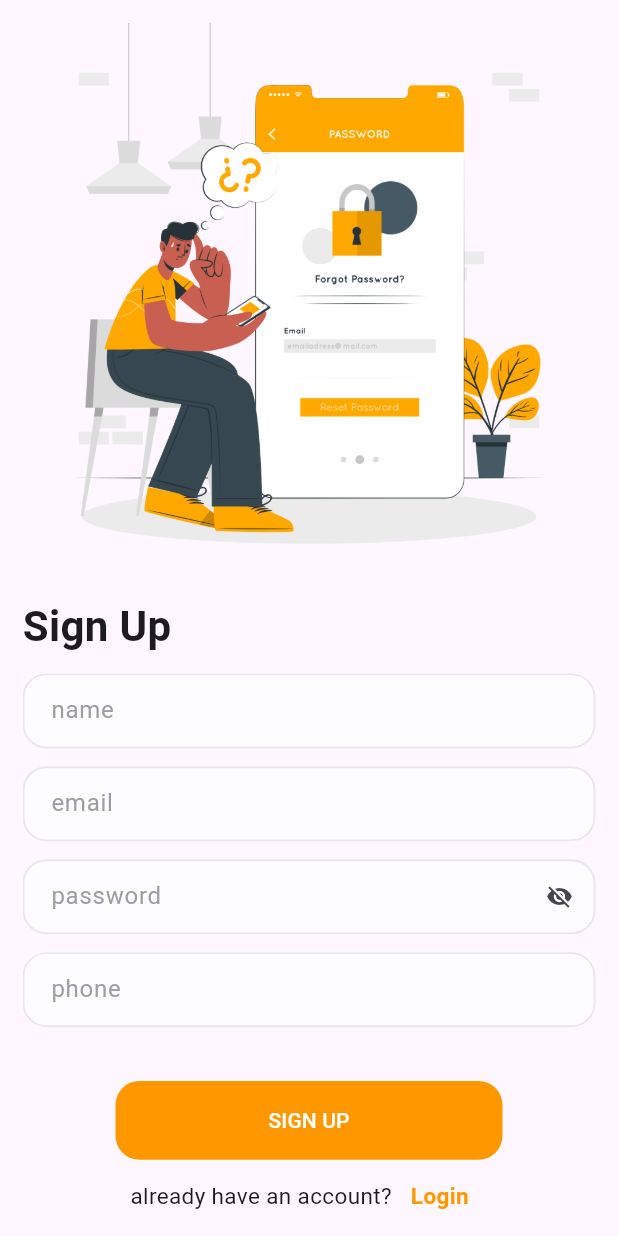
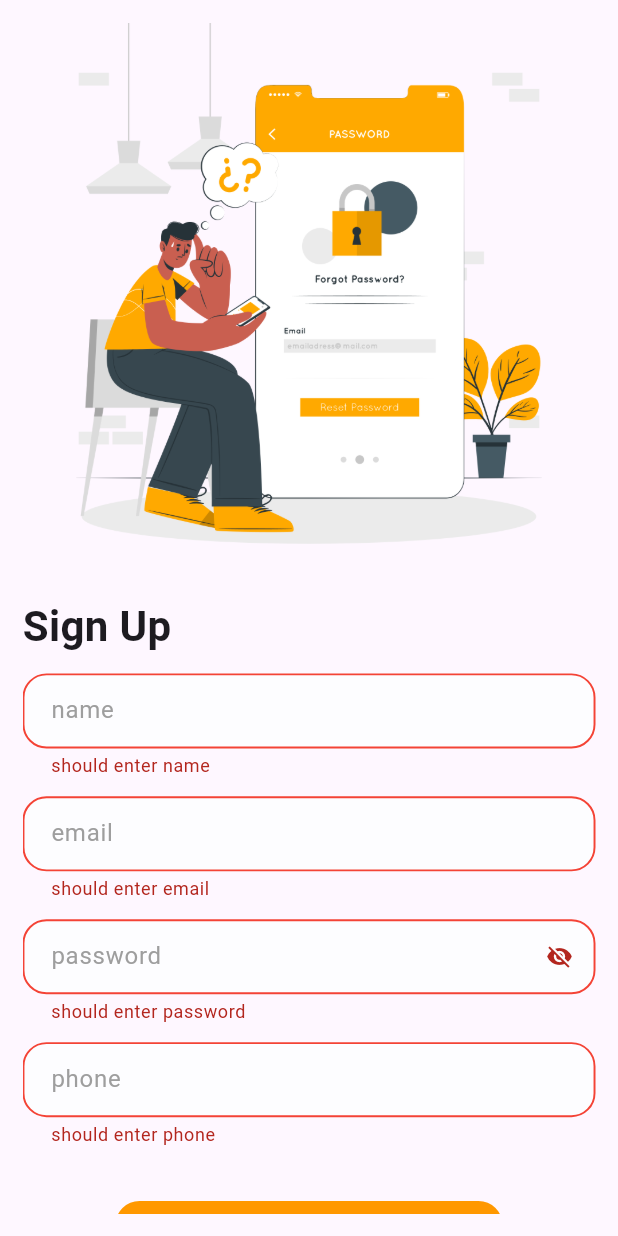
Before and after one commit to Mohammedzxz712/shaker, a Flutter app: the SignUpScreen screen opened by its route, after a tap on "SIGN UP", on a phone screen of 412 x 824 dp. Run offline on Flutter 3.47's test engine with Material 3 defaults, Android fonts, the light colour scheme and no system bars; our stand-ins replace bloc, cloud_firestore, firebase_auth, firebase_core, flutter_bloc, flutter_screenutil and 1 more; accounts and stored records are empty.

Commit message:
sign up done

```diff
--- /dev/null
+++ b/lib/config/app_router.dart
@@ -0,0 +1,43 @@
+import 'package:flutter/material.dart';
+import 'package:heart_doctor/modules/login/login_screen.dart';
+import 'package:heart_doctor/layout/layout_screen.dart';
+import 'package:heart_doctor/modules/check/check_screen.dart';
+import 'package:heart_doctor/modules/home/home_screen.dart';
+import 'package:heart_doctor/modules/on_boarding/on_boarding_screen.dart';
+import 'package:heart_doctor/modules/profile/profile_screen.dart';
+import 'package:heart_doctor/modules/sign_up/sign_up_screen.dart';
+import 'package:heart_doctor/modules/tips/tips_details.dart';
+import 'package:heart_doctor/modules/tips/tips_screen.dart';
+import 'router_path.dart';
+
+class AppRouter {
+  static Route<dynamic> generateRoute(RouteSettings settings) {
+    switch (settings.name) {
+      case RouterPath.login:
+        return MaterialPageRoute(builder: (_) => LoginScreen());
+      case RouterPath.check:
+        return MaterialPageRoute(builder: (_) => const CheckScreen());
+      case RouterPath.tipsDetails:
+        return MaterialPageRoute(builder: (_) => const TipsDetails());
+      case RouterPath.tips:
+        return MaterialPageRoute(builder: (_) => const TipsScreen());
+      case RouterPath.home:
+        return MaterialPageRoute(builder: (_) => const HomeScreen());
+      case RouterPath.profile:
+        return MaterialPageRoute(builder: (_) => const ProfileScreen());
+      case RouterPath.signUp:
+        return MaterialPageRoute(builder: (_) => SignUpScreen());
+      case RouterPath.onboarding:
+        return MaterialPageRoute(builder: (_) => OnBoardingScreen());
+      case RouterPath.layout:
+        return MaterialPageRoute(builder: (_) => const LayoutScreen());
+      default:
+        return MaterialPageRoute(
+            builder: (_) => Scaffold(
+                  body: Center(
+                    child: Text('No route defined for ${settings.name}'),
+                  ),
+                ));
+    }
+  }
+}
--- /dev/null
+++ b/lib/config/router_path.dart
@@ -0,0 +1,11 @@
+class RouterPath {
+  static const String login = '/login_screen';
+  static const String check = '/check_screen';
+  static const String tipsDetails = '/tips_details';
+  static const String tips = '/tips_screen';
+  static const String home = '/home_screen';
+  static const String profile = '/profile_screen';
+  static const String signUp = '/sign_up_screen';
+  static const String onboarding = '/onboarding_screen';
+  static const String layout = '/layout_screen';
+}
--- a/lib/layout/layout_screen.dart
+++ b/lib/layout/layout_screen.dart
@@ -1,7 +1,6 @@
 import 'package:flutter/material.dart';
 import 'package:flutter_bloc/flutter_bloc.dart';
 import 'package:heart_doctor/generated/assets.dart';
-
 import '../shared/style/colors/app_colors.dart';
 import 'cubit/cubit.dart';
 import 'cubit/states.dart';
--- /dev/null
+++ b/lib/models/user_model.dart
@@ -0,0 +1,30 @@
+class UserModel {
+  String? name;
+  String? email;
+  String? uId;
+  String? phone;
+
+  UserModel({
+    this.name,
+    this.email,
+    this.uId,
+    this.phone,
+  });
+
+  UserModel.fromJson(Map<String, dynamic> json) {
+    name = json['name'];
+    email = json['email'];
+    phone = json['phone'];
+
+    uId = json['uId'];
+  }
+
+  Map<String, dynamic> toMap() {
+    return {
+      'name': name,
+      'email': email,
+      'phone': phone,
+      'uId': uId,
+    };
+  }
+}
--- /dev/null
+++ b/lib/modules/login/cubit/cubit.dart
@@ -0,0 +1,40 @@
+import 'package:firebase_auth/firebase_auth.dart';
+import 'package:flutter/material.dart';
+import 'package:flutter_bloc/flutter_bloc.dart';
+import 'package:heart_doctor/modules/login/cubit/states.dart';
+
+class SocialLoginCubit extends Cubit<SocialLoginStates> {
+  SocialLoginCubit() : super(SocialLoginInitialState());
+
+  static SocialLoginCubit get(context) => BlocProvider.of(context);
+
+  void userLogin({
+    required String email,
+    required String password,
+  }) {
+    emit(SocialLoginLoadingState());
+    FirebaseAuth.instance
+        .signInWithEmailAndPassword(email: email, password: password)
+        .then((value) {
+      print(value.user?.email);
+      print(value.user?.uid);
+      emit(SocialLoginSuccessState(value.user!.uid));
+    }).catchError((error) {
+      print(error.toString());
+      emit(
+        SocialLoginErrorState(error.toString()),
+      );
+    });
+  }
+
+  IconData visible = Icons.visibility_outlined;
+  bool obscureText = true;
+
+  void changeVisiblePassword() {
+    obscureText = !obscureText;
+    obscureText
+        ? visible = Icons.visibility_outlined
+        : visible = Icons.visibility_off_outlined;
+    emit(SocialLoginChangeVisibilityPasswordState());
+  }
+}
--- /dev/null
+++ b/lib/modules/login/cubit/states.dart
@@ -0,0 +1,18 @@
+abstract class SocialLoginStates {}
+
+class SocialLoginInitialState extends SocialLoginStates {}
+
+class SocialLoginSuccessState extends SocialLoginStates {
+  final String uId;
+  SocialLoginSuccessState(this.uId);
+}
+
+class SocialLoginLoadingState extends SocialLoginStates {}
+
+class SocialLoginErrorState extends SocialLoginStates {
+  final String error;
+
+  SocialLoginErrorState(this.error);
+}
+
+class SocialLoginChangeVisibilityPasswordState extends SocialLoginStates {}
--- /dev/null
+++ b/lib/modules/sign_up/cubit/cubit.dart
@@ -0,0 +1,80 @@
+import 'package:cloud_firestore/cloud_firestore.dart';
+import 'package:firebase_auth/firebase_auth.dart';
+import 'package:flutter/material.dart';
+import 'package:flutter_bloc/flutter_bloc.dart';
+import 'package:heart_doctor/modules/sign_up/cubit/states.dart';
+
+import '../../../models/user_model.dart';
+
+class SocialRegisterCubit extends Cubit<SocialRegisterStates> {
+  SocialRegisterCubit() : super(SocialRegisterInitialState());
+
+  static SocialRegisterCubit ge(context) => BlocProvider.of(context);
+
+  void userRegister({
+    required String email,
+    required String password,
+    required String name,
+    required String phone,
+  }) {
+    emit(SocialRegisterLoadingState());
+    FirebaseAuth.instance
+        .createUserWithEmailAndPassword(
+      email: email,
+      password: password,
+    )
+        .then((value) {
+      userCreate(
+          email: email,
+          uId: value.user!.uid,
+          name: name,
+          phone: phone,
+          isEmailVerified: false);
+    }).catchError((error) {
+      print(error.toString());
+      emit(
+        SocialRegisterErrorState(
+          error.toString(),
+        ),
+      );
+    });
+  }
+
+  void userCreate({
+    required String email,
+    required String uId,
+    required String name,
+    required String phone,
+    required bool isEmailVerified,
+  }) {
+    UserModel model = UserModel(
+      name: name,
+      email: email,
+      uId: uId,
+      phone: phone,
+    );
+    FirebaseFirestore.instance
+        .collection('users')
+        .doc(uId)
+        .set(
+          model.toMap(),
+        )
+        .then((value) {
+      emit(SocialCreateUserSuccessState());
+    }).catchError((error) {
+      print(error.toString());
+      emit(SocialCreateUserErrorState(error));
+    });
+  }
+
+  IconData visible = Icons.visibility_outlined;
+  bool obscureText = true;
+
+  void changeVisiblePassword() {
+    obscureText = !obscureText;
+    obscureText
+        ? visible = Icons.visibility_outlined
+        : visible = Icons.visibility_off_outlined;
+    emit(SocialRegisterChangeVisibilityPasswordState());
+  }
+}
--- /dev/null
+++ b/lib/modules/sign_up/cubit/states.dart
@@ -0,0 +1,24 @@
+abstract class SocialRegisterStates {}
+
+class SocialRegisterInitialState extends SocialRegisterStates {}
+
+class SocialRegisterSuccessState extends SocialRegisterStates {}
+
+class SocialRegisterLoadingState extends SocialRegisterStates {}
+
+class SocialRegisterErrorState extends SocialRegisterStates {
+  final String error;
+
+  SocialRegisterErrorState(this.error);
+}
+
+class SocialCreateUserSuccessState extends SocialRegisterStates {}
+
+class SocialCreateUserErrorState extends SocialRegisterStates {
+  final String error;
+
+  SocialCreateUserErrorState(this.error);
+}
+
+class SocialRegisterChangeVisibilityPasswordState
+    extends SocialRegisterStates {}
--- a/lib/modules/sign_up/sign_up_screen.dart
+++ b/lib/modules/sign_up/sign_up_screen.dart
@@ -1,4 +1,5 @@
 import 'package:flutter/material.dart';
+import 'package:flutter_bloc/flutter_bloc.dart';
 import 'package:flutter_screenutil/flutter_screenutil.dart';
 
 import '../../shared/component/constant.dart';
@@ -8,6 +9,8 @@ import '../../shared/style/colors/app_colors.dart';
 import '../../widgets/app_text_bottom.dart';
 import '../../widgets/app_text_form_field.dart';
 import '../../widgets/build_text_next_to_text_button.dart';
+import 'cubit/cubit.dart';
+import 'cubit/states.dart';
 
 class SignUpScreen extends StatefulWidget {
   static const routeName = '/sign_up_screen';
@@ -29,6 +32,9 @@ class _SignUpScreenState extends State<SignUpScreen> {
 
   @override
   Widget build(BuildContext context) {
+    return BlocConsumer<SocialRegisterCubit, SocialRegisterStates>(
+      listener: (context, state) {},
+      builder: (context, state) {
         return Scaffold(
           body: Form(
             key: formKey,
@@ -62,9 +68,7 @@ class _SignUpScreenState extends State<SignUpScreen> {
                               vertical: 13, horizontal: 15),
                           validator: (value) {
                             if (value!.isEmpty) {
-                          return "should enter email";
-                        } else if (!isEmailValid(value)) {
-                          return 'email must contain @ & .com';
+                              return "should enter name";
                             } else {
                               return null;
                             }
@@ -126,9 +130,7 @@ class _SignUpScreenState extends State<SignUpScreen> {
                               vertical: 13, horizontal: 15),
                           validator: (value) {
                             if (value!.isEmpty) {
-                          return "should enter email";
-                        } else if (!isEmailValid(value)) {
-                          return 'email must contain @ & .com';
+                              return "should enter phone";
                             } else {
                               return null;
                             }
@@ -144,9 +146,14 @@ class _SignUpScreenState extends State<SignUpScreen> {
                             color: ColorsManager.white,
                           ),
                           onPressed: () {
-                        // AuthCubit.get(context).userLogin(
-                        //     email: emailController.text,
-                        //     password: passController.text);
+                            if (formKey.currentState!.validate()) {
+                              SocialRegisterCubit.ge(context).userRegister(
+                                email: emailController.text,
+                                password: passController.text,
+                                phone: phoneController.text,
+                                name: nameController.text,
+                              );
+                            }
                           },
                         ),
                         customTextNextToTextButton(
@@ -165,5 +172,7 @@ class _SignUpScreenState extends State<SignUpScreen> {
             ),
           ),
         );
+      },
+    );
   }
 }
--- a/pubspec.yaml
+++ b/pubspec.yaml
@@ -44,6 +44,9 @@ dependencies:
   shared_preferences: ^2.2.0
   smooth_page_indicator: ^1.1.0
   carousel_slider: ^4.2.1
+  firebase_auth: ^5.0.0
+  firebase_core: ^3.0.0
+  cloud_firestore: ^5.0.0
 
 dev_dependencies:
   flutter_test:
```
Also changed, not shown: lib/main.dart (+28 -24 lines), lib/modules/login/login_screen.dart (+17 -2 lines), lib/shared/bloc_observer.dart (added, +27 -0 lines), firebase.json (added), lib/firebase_options.dart (added), pubspec.lock, 3 other files. Lines whose indentation alone changed are shown as unchanged.
